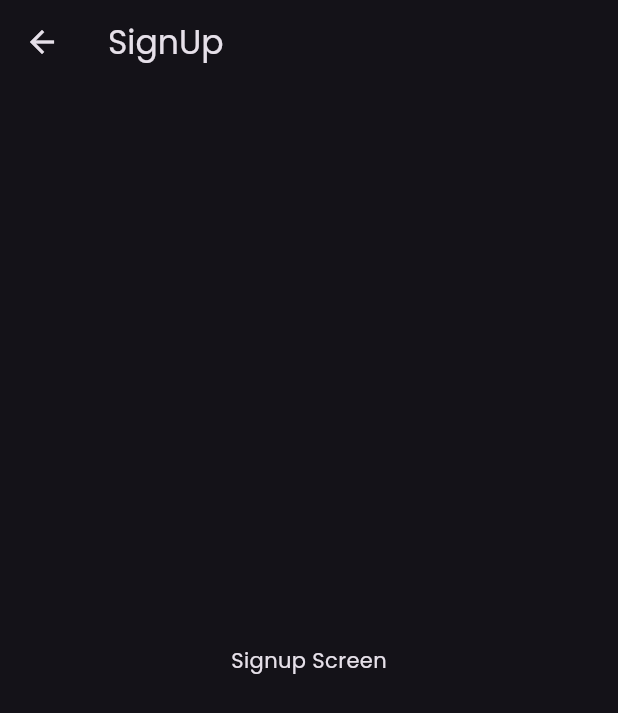
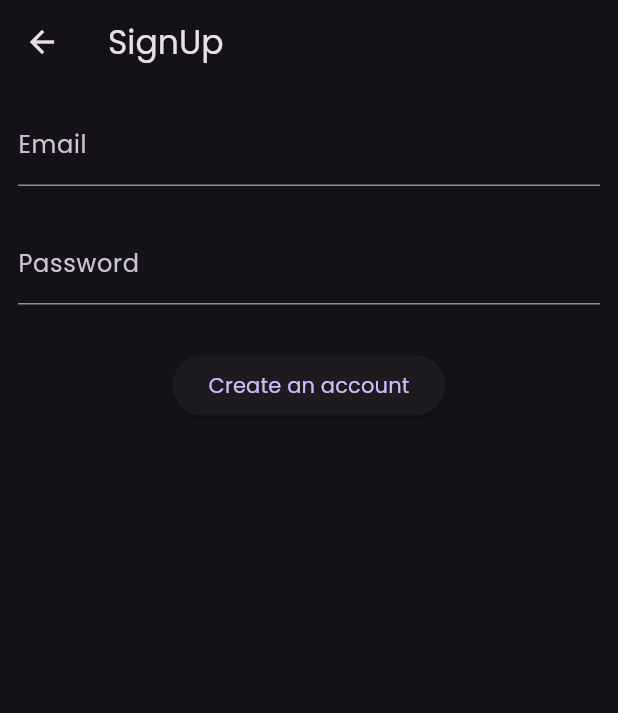
Before and after one commit to Yasitha-Bhanuka/GlobalChat-Flutter-App, a Flutter app: the SignupScreen screen opened directly, on a phone screen of 412 x 824 dp. Shown: the top 713 px of the screen. Run offline on Flutter 3.47's test engine with Material 3 defaults, Android fonts, the phone set to English and light mode, and no system bars; our stand-ins replace firebase_core; accounts and stored records are empty.

Commit message:
Create the Signup form with the password field with obscureText: true, enableSuggestions: false, autocorrect: false. Then create the padding and Elevated Button for a create account.

```diff
--- a/lib/screens/signup_screen.dart
+++ b/lib/screens/signup_screen.dart
@@ -14,7 +14,33 @@ class _SignupScreenState extends State<SignupScreen> {
       appBar: AppBar(
         title: Text("SignUp"),
       ),
-      body: Center(child: Text("Signup Screen")),
+      body: Padding(
+        padding: const EdgeInsets.all(12.0),
+        child: Column(
+          children: [
+            TextField(
+              decoration: InputDecoration(
+                label: Text("Email"),
+              ),
+            ),
+            SizedBox(
+              height: 23,
+            ),
+            TextField(
+              obscureText: true,
+              enableSuggestions: false,
+              autocorrect: false,
+              decoration: InputDecoration(
+                label: Text("Password"),
+              ),
+            ),
+            SizedBox(
+              height: 30,
+            ),
+            ElevatedButton(onPressed: () {}, child: Text("Create an account"))
+          ],
+        ),
+      ),
     );
   }
 }
```
